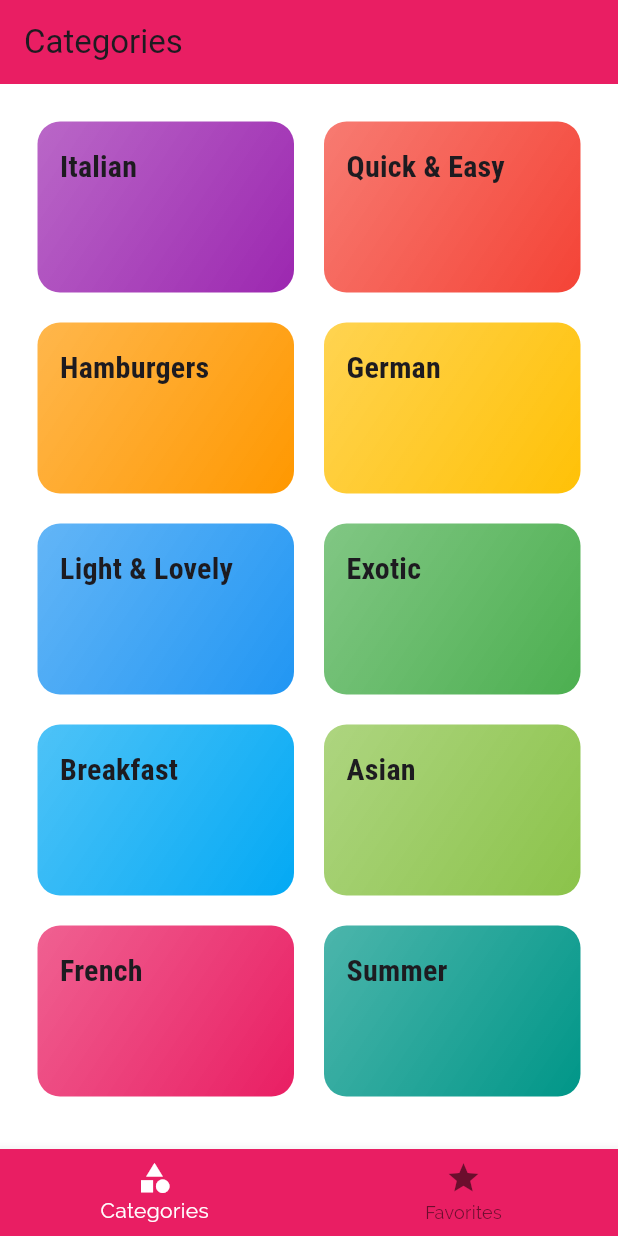
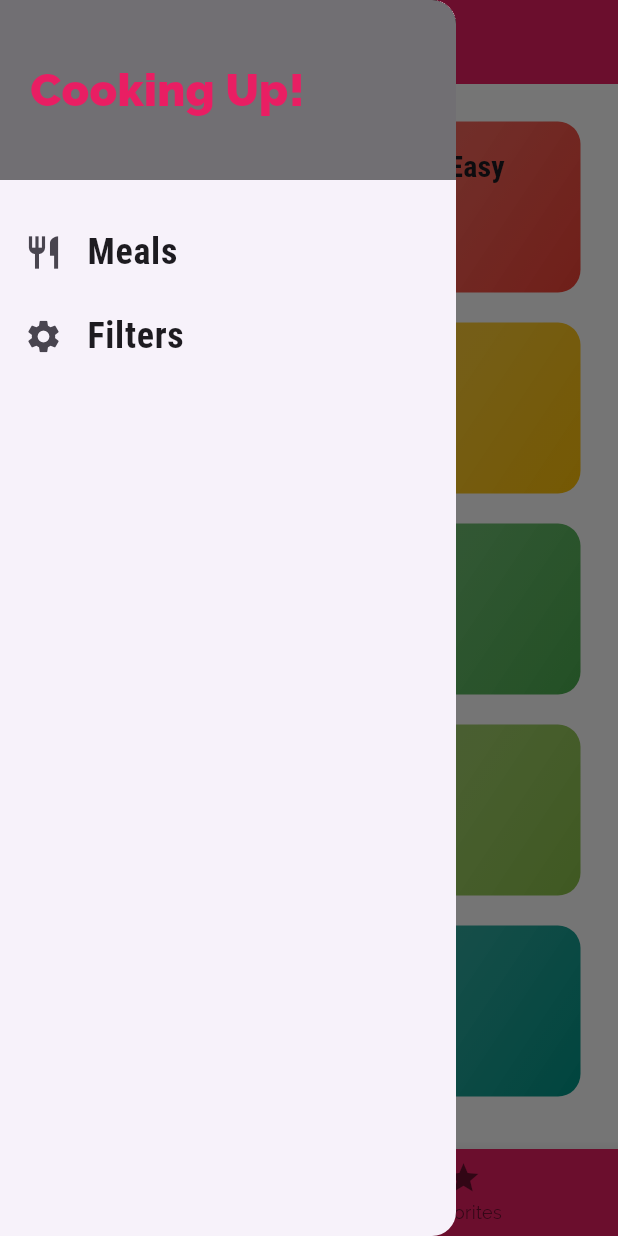
Before and after one commit to Yahya-hossaini/Deli-Meal, a Flutter app: the screen it shows after launch, with the side drawer open (before the commit the screen has no drawer), on a phone screen of 412 x 824 dp. Run offline on Flutter 3.47's test engine with Material 3 defaults, Android fonts, the phone set to English and light mode, and no system bars.

Commit message:
creating drawer!

```diff
--- a/lib/screens/tabs_screen.dart
+++ b/lib/screens/tabs_screen.dart
@@ -1,4 +1,5 @@
 import 'package:deli_meals/screens/favorites_screen.dart';
+import 'package:deli_meals/widgets/main_drawer.dart';
 
 import './categories_screen.dart';
 import 'package:flutter/material.dart';
@@ -30,6 +31,7 @@ class _TabsScreenState extends State<TabsScreen> {
       appBar: AppBar(
         title: Text(_pages[_selectedPageIndex]['title'] as String),
       ),
+      drawer: const MainDrawer(),
       body: _pages[_selectedPageIndex]['page'] as Widget,
       bottomNavigationBar: BottomNavigationBar(
         backgroundColor: Theme.of(context).primaryColor,
--- /dev/null
+++ b/lib/widgets/main_drawer.dart
@@ -0,0 +1,55 @@
+import 'package:flutter/material.dart';
+
+class MainDrawer extends StatelessWidget {
+  const MainDrawer({super.key});
+
+  Widget buildListTile(String title, IconData icon){
+    return ListTile(
+      leading: Icon(
+        icon,
+        size: 26,
+      ),
+      title: Text(
+        title,
+        style: TextStyle(
+          fontFamily: 'RobotoCondensed',
+          fontSize: 24,
+          fontWeight: FontWeight.bold,
+        ),
+      ),
+      onTap: () {
+
+      },
+    );
+  }
+
+  @override
+  Widget build(BuildContext context) {
+    return Drawer(
+      child: Column(
+        children: [
+          Container(
+            height: 120,
+            width: double.infinity,
+            padding: EdgeInsets.all(20),
+            alignment: Alignment.centerLeft,
+            color: Theme.of(context).primaryColorDark,
+            child: Text(
+              'Cooking Up!',
+              style: TextStyle(
+                fontWeight: FontWeight.w900,
+                fontSize: 30,
+                color: Theme.of(context).primaryColor,
+              ),
+            ),
+          ),
+          SizedBox(
+            height: 20,
+          ),
+          buildListTile('Meals', Icons.restaurant),
+         buildListTile('Filters', Icons.settings),
+        ],
+      ),
+    );
+  }
+}
```
